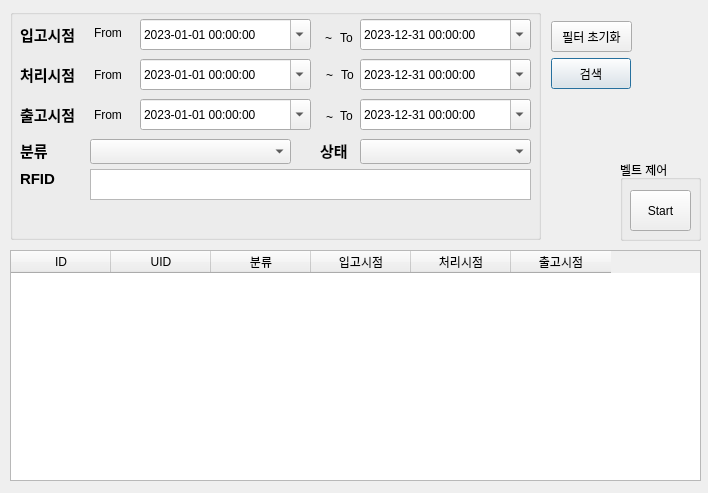
addinedu-ros-3rd/iot-repo-2, file ui/conveyer.ui: the form before one commit.
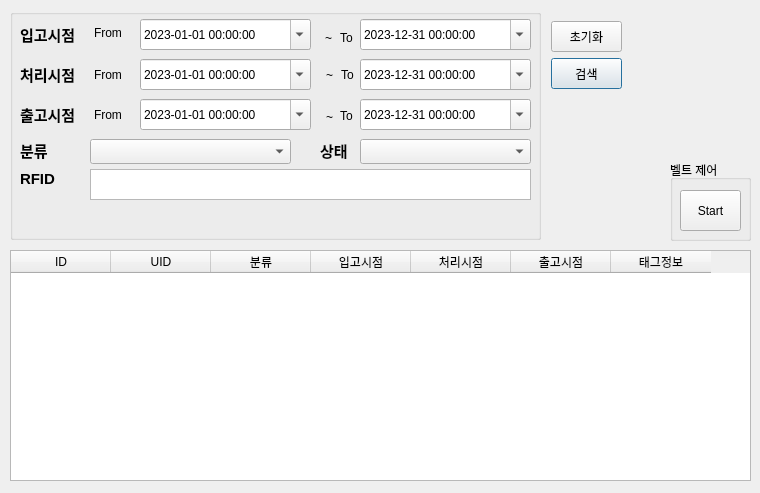
The form after the commit.

Commit message: fix: bug fix for system manager ui

```diff
--- a/ui/conveyer.ui
+++ b/ui/conveyer.ui
@@ -6,7 +6,7 @@
    <rect>
     <x>0</x>
     <y>0</y>
-    <width>708</width>
+    <width>760</width>
     <height>493</height>
    </rect>
   </property>
@@ -470,7 +470,7 @@
     <rect>
      <x>551</x>
      <y>58</y>
-     <width>80</width>
+     <width>71</width>
      <height>31</height>
     </rect>
    </property>
@@ -486,7 +486,7 @@
     <rect>
      <x>10</x>
      <y>250</y>
-     <width>691</width>
+     <width>741</width>
      <height>231</height>
     </rect>
    </property>
@@ -526,11 +526,16 @@
      <string>출고시점</string>
     </property>
    </column>
+   <column>
+    <property name="text">
+     <string>태그정보</string>
+    </property>
+   </column>
   </widget>
   <widget class="QGroupBox" name="controlArea">
    <property name="geometry">
     <rect>
-     <x>620</x>
+     <x>670</x>
      <y>160</y>
      <width>81</width>
      <height>81</height>
@@ -561,7 +566,7 @@
     <rect>
      <x>551</x>
      <y>21</y>
-     <width>81</width>
+     <width>71</width>
      <height>31</height>
     </rect>
    </property>
@@ -569,7 +574,7 @@
     <cursorShape>PointingHandCursor</cursorShape>
    </property>
    <property name="text">
-    <string>필터 초기화</string>
+    <string>초기화</string>
    </property>
   </widget>
  </widget>
```
The commit also changes 1 other file.
